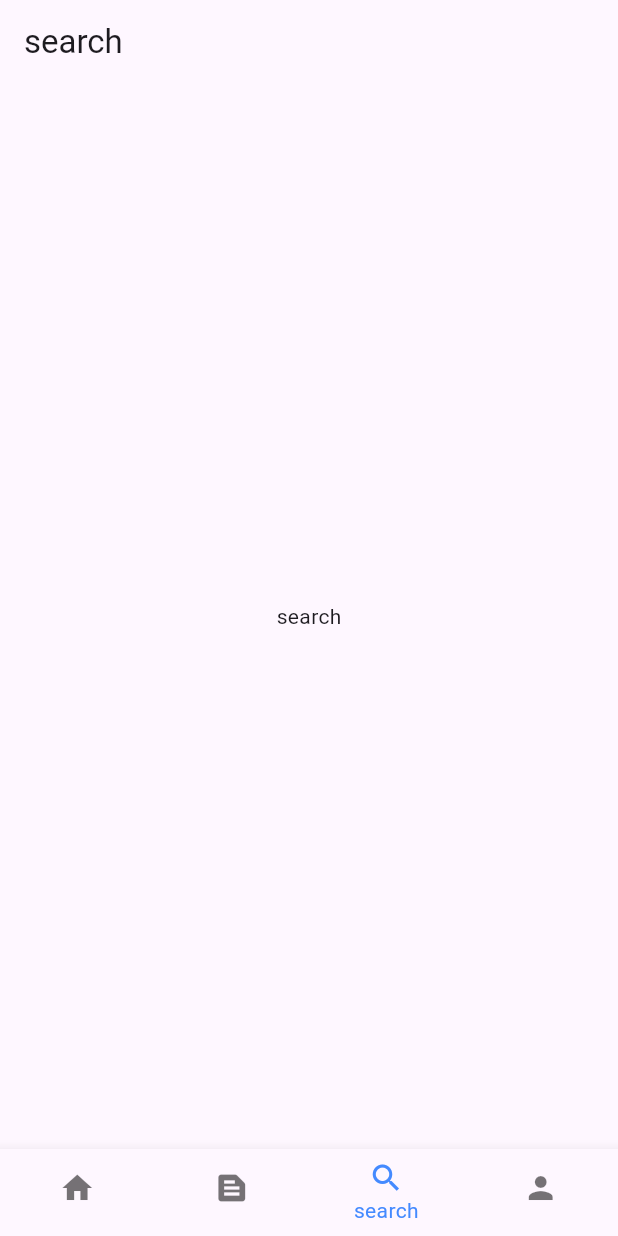
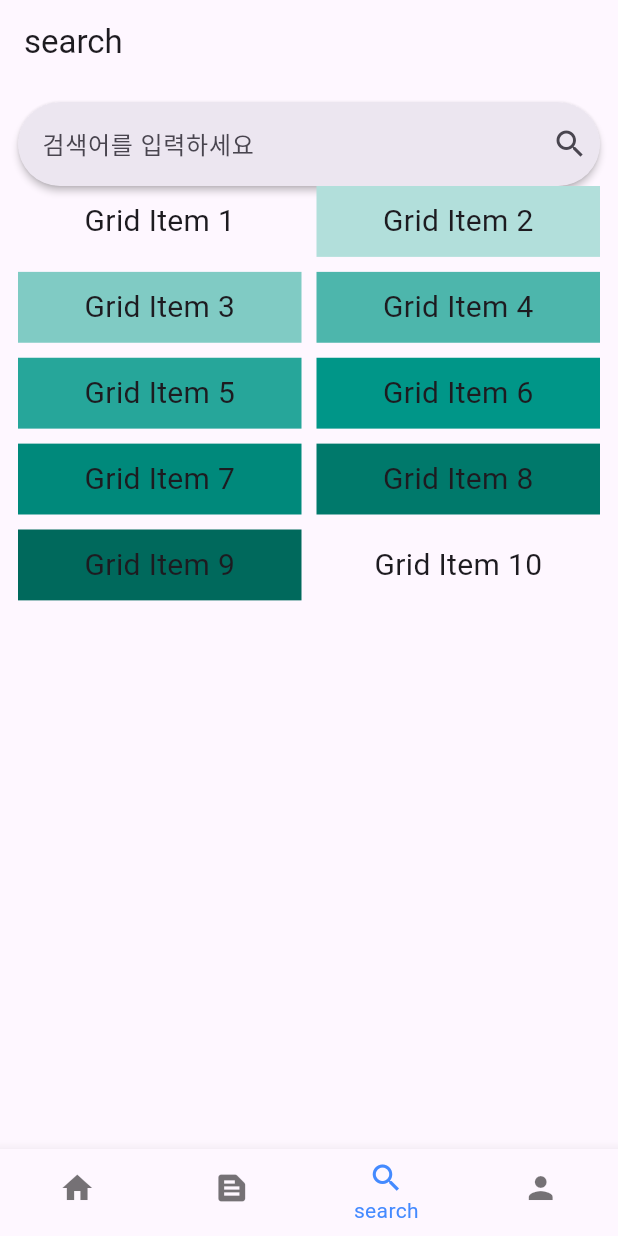
Before and after one commit to Canvas-Diary/Frontend, a Flutter app: the screen it shows after launch, item 3 of the bottom bar chosen, on a phone screen of 412 x 824 dp. Run offline on Flutter 3.47's test engine with Material 3 defaults, Android fonts, the light colour scheme and no system bars; our stand-ins replace dio, table_calendar; network calls fail.

Commit message:
feat: search screen 구성

```diff
--- a/lib/screens/home/diary_flow/diary_5_result.dart
+++ b/lib/screens/home/diary_flow/diary_5_result.dart
@@ -18,7 +18,7 @@ class ResultScreen extends StatelessWidget {
     String? imageUrl;
 
     Future<String> _getImageURL() async {
-      Response response = await _dio.post('/api/diaries/test', data: {
+      Response response = await _dio.post('/api/diaries/images', data: {
         "description": diaryData.diaryContent,
         "emotion": diaryData.emotion,
         "style": diaryData.painting
--- a/lib/screens/home/diary_view/diary_screen.dart
+++ b/lib/screens/home/diary_view/diary_screen.dart
@@ -42,8 +42,10 @@ class DiaryScreen extends StatelessWidget {
                     );
                   }
                 }),
-                Text('Emotion : ${emotions[currentDiary.emotion]}'),
-                Text('Content : ${currentDiary.content}'),
+                Text('Emotion',style: TextStyle(fontSize: 20, fontWeight: FontWeight.w700)),
+                Text('${emotions[currentDiary.emotion]}',style: TextStyle(fontSize: 20),),
+                Text('Content', style: TextStyle(fontSize: 20, fontWeight: FontWeight.w700)),
+                Text('${currentDiary.content}', style: TextStyle(fontSize: 16),)
               ],
             ),
           ),
--- a/lib/screens/home/home_screen.dart
+++ b/lib/screens/home/home_screen.dart
@@ -33,7 +33,6 @@ class _HomeScreenState extends State<HomeScreen> {
       'emotion': null,
     });
 
-
     Map<String, dynamic> diaryData = response.data;
     print(diaryData);
     List<dynamic> diaries = diaryData['diaries'];
@@ -48,8 +47,7 @@ class _HomeScreenState extends State<HomeScreen> {
       DateTime date = DateTime.parse(element['date']);
       Diary diary =
           Diary(element['content'], element['imageUrl'], element['emotion']);
-
-      newEvents[date] = [diary];
+      newEvents[DateTime.utc(date.year, date.month, date.day)] = [diary];
     }
 
     setState(() {
@@ -95,16 +93,19 @@ class _HomeScreenState extends State<HomeScreen> {
                 _focusedDay = focusedDay;
               });
             }
-            if(Events[_selectedDay!]?[0] != null) {
+            if (Events[_selectedDay!]?[0] != null) {
               Navigator.of(context).push(
                 MaterialPageRoute(
                   builder: (BuildContext context) {
-                    return DiaryScreen(selectedDay: _selectedDay!,
-                      currentDiary: Events[_selectedDay!]![0],);
+                    return DiaryScreen(
+                      selectedDay: _selectedDay!,
+                      currentDiary: Events[_selectedDay!]![0],
+                    );
                   },
                 ),
               );
-            };
+            }
+            ;
           },
           headerStyle: HeaderStyle(
             titleCentered: true,
--- a/lib/screens/search/search_screen.dart
+++ b/lib/screens/search/search_screen.dart
@@ -1,3 +1,4 @@
+import 'package:flutter/cupertino.dart';
 import 'package:flutter/material.dart';
 
 class SearchScreen extends StatefulWidget {
@@ -10,9 +11,43 @@ class SearchScreen extends StatefulWidget {
 class _SearchScreenState extends State<SearchScreen> {
   @override
   Widget build(BuildContext context) {
-    return Container(
-      child: Center(
-        child: Text("search"),
+    return Padding(
+      padding: const EdgeInsets.all(12.0),
+      child: Column(
+        children: [
+          SearchBar(
+            trailing: [Icon(Icons.search)],
+            hintText: "검색어를 입력하세요",
+            elevation: MaterialStatePropertyAll(2),
+          ),
+          Expanded(
+            child: CustomScrollView(
+              slivers: <Widget>[
+                SliverGrid(
+                  delegate: SliverChildBuilderDelegate(
+                    (BuildContext context, int index) {
+                      return Container(
+                        alignment: Alignment.center,
+                        color: Colors.teal[100 * (index % 9)],
+                        child: Text(
+                          'Grid Item ${index + 1}',
+                          style: TextStyle(fontSize: 20),
+                        ),
+                      );
+                    },
+                    childCount: 10,
+                  ),
+                  gridDelegate: const SliverGridDelegateWithMaxCrossAxisExtent(
+                    maxCrossAxisExtent: 200.0,
+                    mainAxisSpacing: 10.0,
+                    crossAxisSpacing: 10.0,
+                    childAspectRatio: 4.0,
+                  ),
+                ),
+              ],
+            ),
+          ),
+        ],
       ),
     );
   }
```
